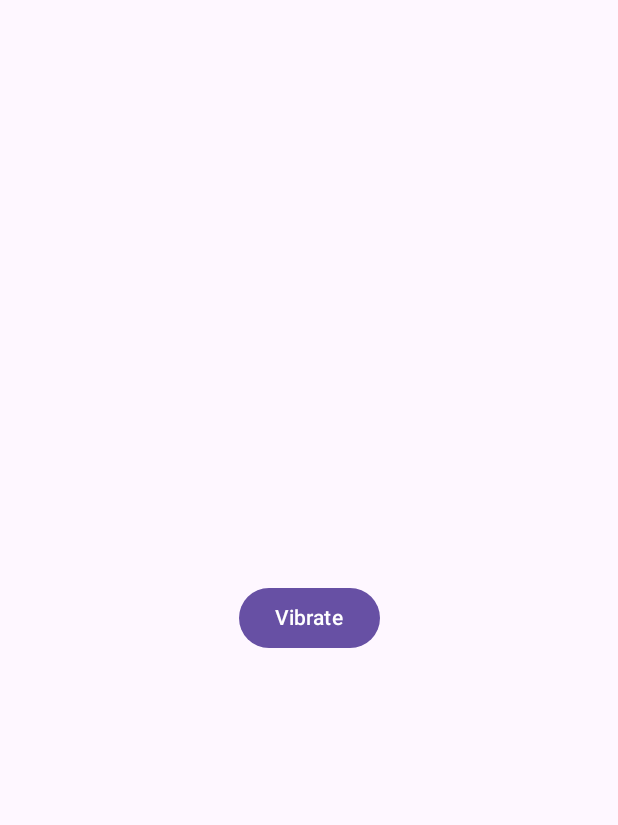
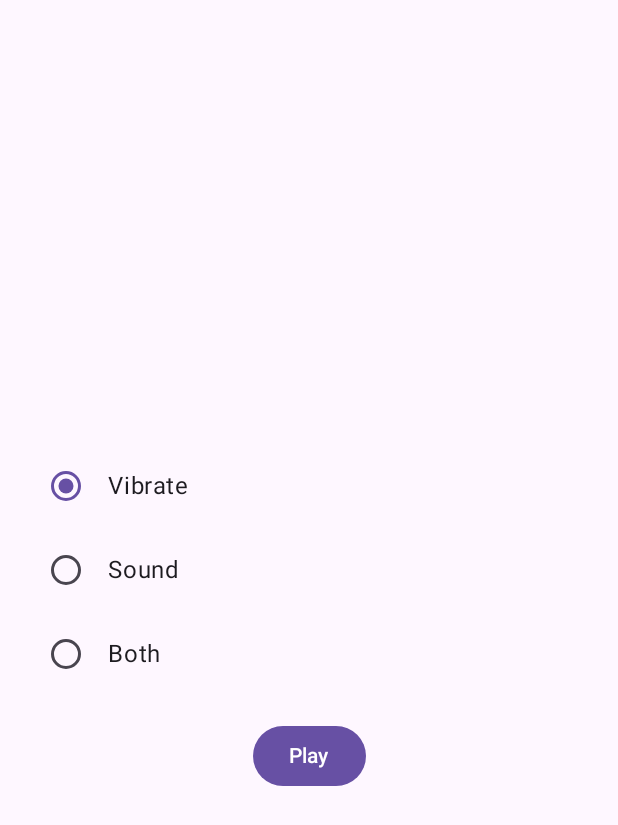
Before and after one commit to nsdevoss/cs499, an Android app built with Jetpack Compose: the screen it shows after launch (MainActivity), on a phone screen of 412 x 824 dp. Shown: the top 825 px of the screen. Run offline under Robolectric (Android 15) with nearby library versions, the phone set to English and light mode, and no system bars.

Commit message:
sound function and radio button of choice options

```diff
--- a/app/src/main/AndroidManifest.xml
+++ b/app/src/main/AndroidManifest.xml
@@ -2,6 +2,8 @@
 <manifest xmlns:android="http://schemas.android.com/apk/res/android"
     xmlns:tools="http://schemas.android.com/tools">
     <!-- permission to vibrate  -->
+    <uses-permission android:name="android.permission.VIBRATE" />
+
     <uses-permission android:name="android.permission.VIBRATE" />
 
     <application
--- a/app/src/main/java/com/example/cs499_vision_app/MainActivity.kt
+++ b/app/src/main/java/com/example/cs499_vision_app/MainActivity.kt
@@ -1,5 +1,6 @@
 package com.example.cs499_vision_app
 import android.content.Context
+import android.media.MediaPlayer
 import android.os.Build
 import android.os.Bundle
 import android.os.VibrationEffect
@@ -9,6 +10,7 @@ import android.widget.Toast
 import androidx.activity.ComponentActivity
 import androidx.activity.compose.setContent
 import androidx.compose.foundation.layout.*
+import androidx.compose.foundation.selection.selectable
 import androidx.compose.material3.*
 import androidx.compose.runtime.*
 import androidx.compose.ui.Alignment
@@ -30,7 +32,14 @@ class MainActivity : ComponentActivity() {
 // Main screen settings
 @Composable
 fun MainScreen(){
-    Scaffold { innerPadding ->
+    // automatically select just vibrate
+    var selectedOption by remember {mutableStateOf("Vibrate")}
+
+    val context = LocalContext.current
+
+    Scaffold(
+    content = {
+        innerPadding ->
         Column(
             modifier = Modifier
                 .fillMaxSize()
@@ -40,22 +49,67 @@ fun MainScreen(){
             horizontalAlignment = Alignment.CenterHorizontally
 
         ) {
-            VibrateButton()
+
+            SelectionMenu(selectedOption) {selectedOption = it}
+
+            Spacer(modifier = Modifier.height(16.dp))
+
+            Button(
+                onClick = {
+                    when(selectedOption) {
+                        "Vibrate" -> triggerVibration(context)
+                        "Sound" -> playSound(context)
+                        "Both" -> {
+                            triggerVibration(context)
+                            playSound(context)
+                        }
+                    }
+                }
+            ) {
+                Text("Play")
+            }
+
         }
     }
+            )
 }
-//function to call triggerVibration for a button
+
+
+// making a radiobutton option for sound and vibration prefernece
+//https://developer.android.com/develop/ui/compose/components/radio-button
 @Composable
-fun VibrateButton() {
-    val context = LocalContext.current
+fun SelectionMenu(selectedOption: String, onOptionSelected: (String) -> Unit) {
+    val radioOptions = listOf("Vibrate", "Sound", "Both")
 
-    Button(
-        onClick = { triggerVibration(context) },
-        modifier = Modifier.padding(16.dp)
-    ) {
-        Text("Vibrate")
+    Column {
+        radioOptions.forEach {text->
+            Row(
+                Modifier
+                    .fillMaxWidth()
+                    .height(56.dp)
+                    .selectable(
+                        selected = (text == selectedOption),
+                        onClick = {onOptionSelected(text)},
+
+                    )
+                    .padding(horizontal = 16.dp),
+                verticalAlignment = Alignment.CenterVertically
+                    )
+            { RadioButton(
+                selected = (text == selectedOption),
+                onClick = null
+
+            )
+            Text(text = text,
+                style = MaterialTheme.typography.bodyLarge,
+                modifier = Modifier.padding(start = 16.dp))
+            }}
+
+        }
     }
-}
+
+
+
 // function to trigger a vibration
 fun triggerVibration(context: Context) {
     val vibrator = if (Build.VERSION.SDK_INT >= Build.VERSION_CODES.S) {
@@ -86,3 +140,9 @@ fun triggerVibration(context: Context) {
         Toast.makeText(context, " Device did not vibrate", Toast.LENGTH_SHORT).show()
     }
 }
+
+fun playSound(context: Context){
+    val mediaPlayer = MediaPlayer.create(context, R.raw.mixkit_magic_marimba_2820) // sound file https://mixkit.co/free-sound-effects/notification/
+    mediaPlayer.start()
+    Toast.makeText(context, "Playing Sound", Toast.LENGTH_SHORT).show()
+}
```
Also changed, not shown: 1 other file.
